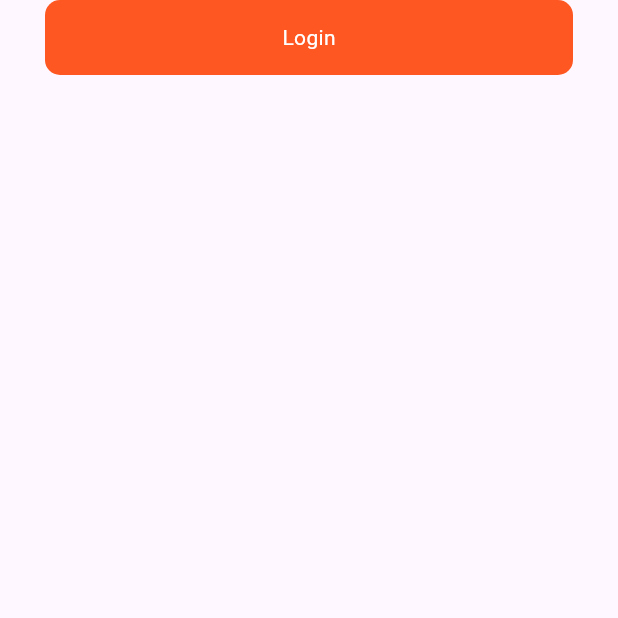
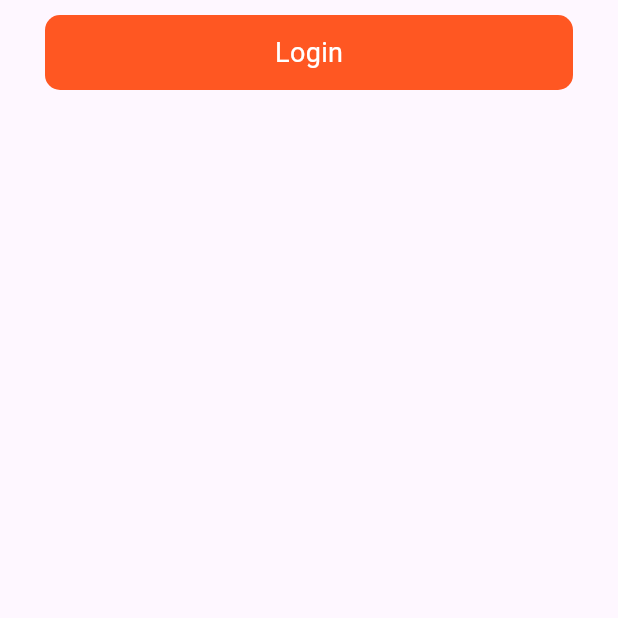
Before and after one commit to rishie81311518/Calculator-App, a Flutter app: the screen it shows after launch, on a phone screen of 412 x 824 dp, the top half of it. Run offline on Flutter 3.47's test engine with Material 3 defaults, Android fonts, the phone set to English and light mode, and no system bars.

Commit message:
created component

```diff
--- a/lib/constants.dart
+++ b/lib/constants.dart
@@ -2,4 +2,5 @@ import 'package:flutter/material.dart';
 
 const Color grayColor = Colors.grey;
 const Color redColor = Colors.red;
+const Color whiteColor = Colors.white;
 const headingTextStyle = TextStyle(color: Colors.white ,);
--- a/lib/home_screen.dart
+++ b/lib/home_screen.dart
@@ -17,19 +17,39 @@ class _HomeScreenState extends State<HomeScreen> {
           padding: const EdgeInsets.symmetric(horizontal: 30),
           child: Column(
             children: [
-           Container(
-             height: 50,
-             decoration: BoxDecoration(
-               color: Colors.deepOrange,
-               borderRadius: BorderRadius.circular(10)
-             ),
-             child: Center(child: Text('Login', style: headingTextStyle)),
+              MYButton(title: 'Login',),
+              SizedBox(height: 10,),
 
-           )
-              ],
+
+
+            ],
           ),
         ),
       ),
     );
+
+
   }
 }
+
+
+class MYButton extends StatelessWidget {
+
+  final String title;
+  const MYButton({Key? key, required this.title}) : super(key: key);
+
+  @override
+  Widget build(BuildContext context) {
+    return Padding(
+      padding: const EdgeInsets.symmetric(vertical: 10),
+      child: Container(
+        height: 50,
+        decoration: BoxDecoration(
+          color: Colors.deepOrange,
+          borderRadius: BorderRadius.circular(10)
+        ),
+        child: Center(child: Text(title, style: TextStyle(fontSize: 18, color: whiteColor),)),
+      ),
+    );
+  }
+}
```
